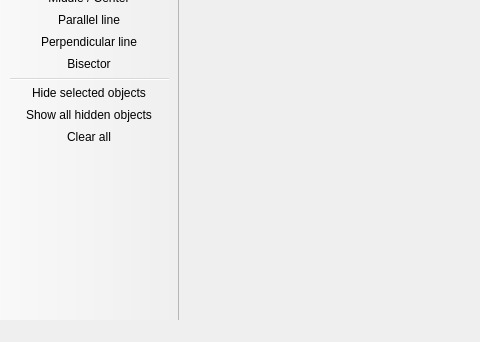
The window that geopro.ui (rusfort/GeoPro) describes before a commit, drawn with Qt 5; both pictures show x 0 to 480 and y 204 to 546 of the 849 by 546 pixel window.
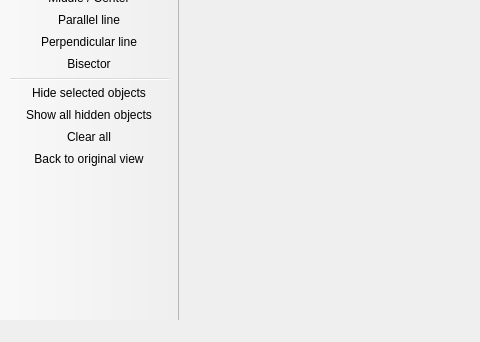
The same window after the commit. Icons and pictures are not drawn.

Commit message: Going back to original view added

What changed in the file:
```diff
--- a/geopro.ui
+++ b/geopro.ui
@@ -137,6 +137,7 @@
    <addaction name="actionHide_selected_objects"/>
    <addaction name="actionShow_all_hidden_objects"/>
    <addaction name="actionClear_all"/>
+   <addaction name="actionBack_to_original_view"/>
   </widget>
   <widget class="QStatusBar" name="statusBar"/>
   <action name="actionOpen">
@@ -376,6 +377,11 @@
     <string>Grid</string>
    </property>
   </action>
+  <action name="actionBack_to_original_view">
+   <property name="text">
+    <string>Back to original view</string>
+   </property>
+  </action>
  </widget>
  <layoutdefault spacing="6" margin="11"/>
  <resources>
```
Left out of the diff: 1 changed line with no effect on the pictures. The commit also changes 3 other files.
